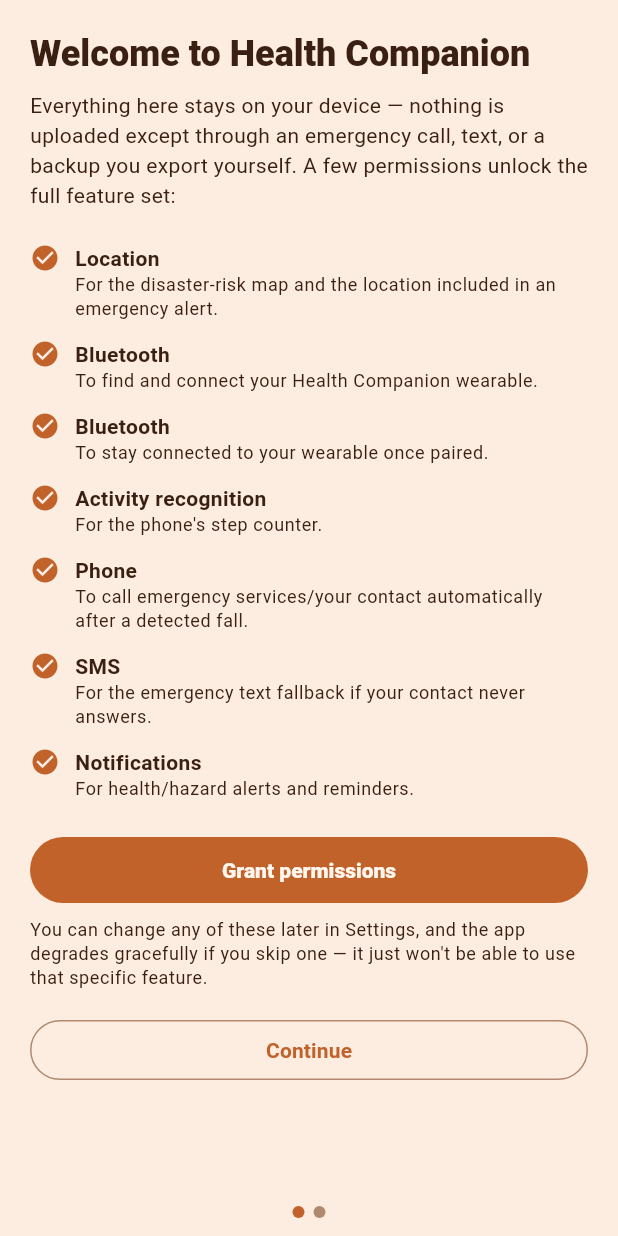
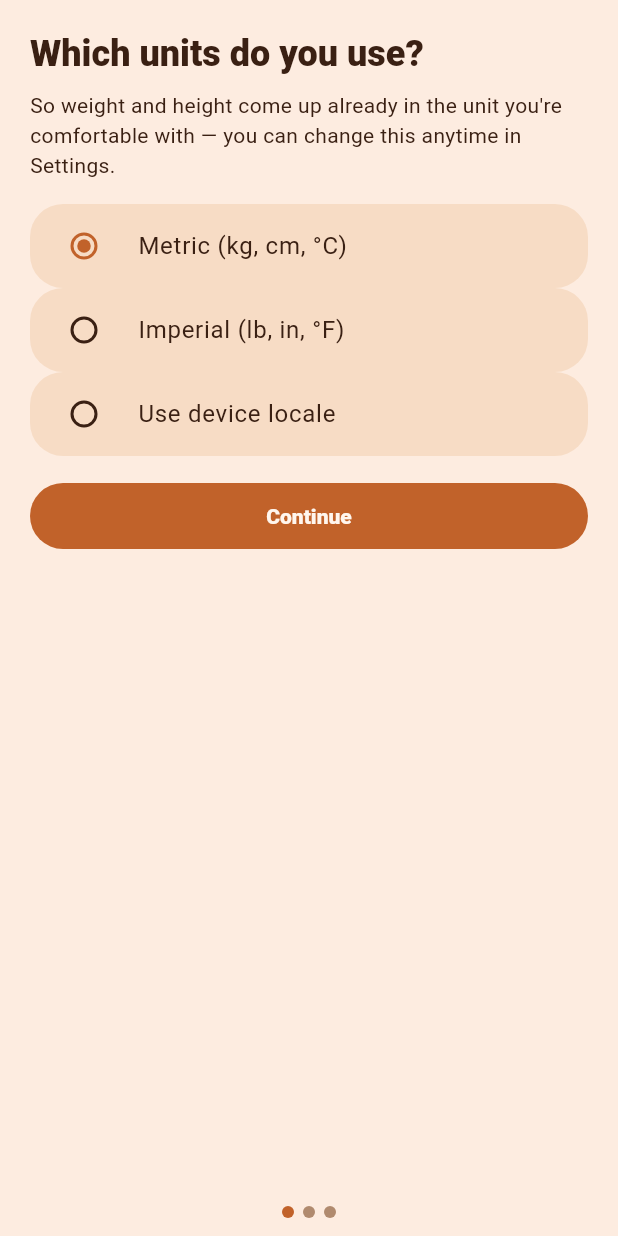
Before and after one commit to kaixenberg/foreverfit-foreverband, a Flutter app: the screen it shows after launch, on a phone screen of 412 x 824 dp. Run offline on Flutter 3.47's test engine with Material 3 defaults, Android fonts, the phone set to English and light mode, and no system bars; our stand-ins replace audioplayers, fl_chart, flutter_blue_plus, flutter_local_notifications, flutter_map, flutter_tts and 6 more; missing offline and left inert: flutter_litert, flutter_map_cache, http_cache_core, http_cache_file_store, saf_stream, saf_util; accounts and stored records are empty.

Commit message:
Fix backup export crash, add units step to onboarding, blood type dropdown
- Data export/import was crashing with a Hive type-mismatch error:
  Hive.box(name) resolves to Box<dynamic>, which doesn't match boxes
  actually opened as Box<Map> (or Box<int> for step history) elsewhere
  in the app — Hive requires an exact type match. Now requests each box
  with its real type.
- Onboarding asks for unit preference first, before permissions/profile,
  so weight/height entry already shows in the unit the user picked.
- Blood type is now a dropdown (A+/A-/B+/B-/AB+/AB-/O+/O-/Unknown)
  instead of free text, matching the Sex field.

Co-Authored-By: Claude Sonnet 5 <noreply@anthropic.com>

```diff
--- a/app/health_companion/lib/domain/backup_service.dart
+++ b/app/health_companion/lib/domain/backup_service.dart
@@ -25,6 +25,15 @@ const exportableBoxNames = [
 
 const _appVersion = '0.1.0';
 
+/// Hive's `box<E>()` throws unless `E` exactly matches the type the box
+/// was originally opened with (`Hive.box(name)` alone resolves `E` to
+/// `dynamic`, which does NOT match a box opened as `Box<Map>` — this bit
+/// the first version of this file: every one of these boxes is really
+/// `Box<Map>` except `step_daily_history`, which StepCounterService
+/// opens as `Box<int>`).
+Box _openedBox(String name) =>
+    name == 'step_daily_history' ? Hive.box<int>(name) : Hive.box<Map>(name);
+
 /// Local-only, unencrypted JSON export/import via Android's Storage
 /// Access Framework (SAF) — the user picks the real destination/source
 /// file each time, so nothing is written to or read from app-internal
@@ -38,7 +47,7 @@ class BackupService {
     final boxes = <String, Map<String, dynamic>>{};
     for (final name in exportableBoxNames) {
       if (!Hive.isBoxOpen(name)) continue;
-      final box = Hive.box(name);
+      final box = _openedBox(name);
       final entries = <String, dynamic>{};
       for (final key in box.keys) {
         entries[key.toString()] = box.get(key);
@@ -85,7 +94,7 @@ class BackupService {
 
     for (final name in exportableBoxNames) {
       if (!Hive.isBoxOpen(name)) continue;
-      final box = Hive.box(name);
+      final box = _openedBox(name);
       await box.clear();
       final entries = boxes[name] as Map<String, dynamic>?;
       if (entries == null) continue;
--- a/app/health_companion/lib/screens/onboarding_screen.dart
+++ b/app/health_companion/lib/screens/onboarding_screen.dart
@@ -1,6 +1,9 @@
 import 'package:flutter/material.dart';
 import 'package:permission_handler/permission_handler.dart';
+import 'package:provider/provider.dart';
 
+import '../domain/units.dart';
+import '../storage/app_settings_store.dart';
 import 'profile_medical_screen.dart';
 
 const _corePermissions = [
@@ -44,11 +47,15 @@ final _permissionRationale = {
   ),
 };
 
+const _pageCount = 3;
+
 /// First-launch flow — gated by OnboardingGate on
-/// `!UserProfileStore.onboardingCompleted`. Two pages: permissions (with
-/// rationale, best-effort — denial never blocks continuing, matching
-/// how the rest of the app treats permission denial as graceful
-/// degradation, not a hard stop) and profile/medical info.
+/// `!UserProfileStore.onboardingCompleted`. Three pages: units (asked
+/// first so weight/height on the next-but-one page are already shown in
+/// the unit the user actually wants), permissions (with rationale,
+/// best-effort — denial never blocks continuing, matching how the rest
+/// of the app treats permission denial as graceful degradation, not a
+/// hard stop), and profile/medical info.
 class OnboardingScreen extends StatefulWidget {
   const OnboardingScreen({super.key});
 
@@ -85,8 +92,8 @@ class _OnboardingScreenState extends State<OnboardingScreen> {
     await _refreshStatuses();
   }
 
-  void _goToPage2() {
-    _pageController.animateToPage(1,
+  void _nextPage() {
+    _pageController.nextPage(
         duration: const Duration(milliseconds: 250), curve: Curves.easeOut);
   }
 
@@ -104,10 +111,11 @@ class _OnboardingScreenState extends State<OnboardingScreen> {
                   physics: const NeverScrollableScrollPhysics(),
                   onPageChanged: (i) => setState(() => _page = i),
                   children: [
+                    _UnitsPage(onContinue: _nextPage),
                     _PermissionsPage(
                       statuses: _statuses,
                       onRequestAll: _requestAll,
-                      onContinue: _goToPage2,
+                      onContinue: _nextPage,
                     ),
                     const ProfileMedicalScreen(isOnboarding: true),
                   ],
@@ -118,7 +126,7 @@ class _OnboardingScreenState extends State<OnboardingScreen> {
                 child: Row(
                   mainAxisAlignment: MainAxisAlignment.center,
                   children: [
-                    for (var i = 0; i < 2; i++)
+                    for (var i = 0; i < _pageCount; i++)
                       Container(
                         margin: const EdgeInsets.symmetric(horizontal: 3),
                         width: 8,
@@ -137,6 +145,62 @@ class _OnboardingScreenState extends State<OnboardingScreen> {
           ),
         ),
       ),
+    );
+  }
+}
+
+class _UnitsPage extends StatelessWidget {
+  const _UnitsPage({required this.onContinue});
+
+  final VoidCallback onContinue;
+
+  String _label(UnitSystem system) {
+    switch (system) {
+      case UnitSystem.metric:
+        return 'Metric (kg, cm, °C)';
+      case UnitSystem.imperial:
+        return 'Imperial (lb, in, °F)';
+      case UnitSystem.system:
+        return 'Use device locale';
+    }
+  }
+
+  @override
+  Widget build(BuildContext context) {
+    final settings = context.watch<AppSettingsStore>();
+    return ListView(
+      padding: const EdgeInsets.all(20),
+      children: [
+        Text('Which units do you use?',
+            style: Theme.of(context).textTheme.headlineSmall),
+        const SizedBox(height: 8),
+        Text(
+          "So weight and height come up already in the unit you're "
+          'comfortable with — you can change this anytime in Settings.',
+          style: Theme.of(context).textTheme.bodyMedium,
+        ),
+        const SizedBox(height: 16),
+        RadioGroup<UnitSystem>(
+          groupValue: settings.unitSystem,
+          onChanged: (value) {
+            if (value != null) settings.setUnitSystem(value);
+          },
+          child: Column(
+            children: [
+              for (final system in UnitSystem.values)
+                RadioListTile<UnitSystem>(
+                  title: Text(_label(system)),
+                  value: system,
+                ),
+            ],
+          ),
+        ),
+        const SizedBox(height: 16),
+        FilledButton(
+          onPressed: onContinue,
+          child: const Text('Continue'),
+        ),
+      ],
     );
   }
 }
```
Also changed, not shown: app/health_companion/lib/screens/profile_medical_screen.dart (+23 -8 lines).
